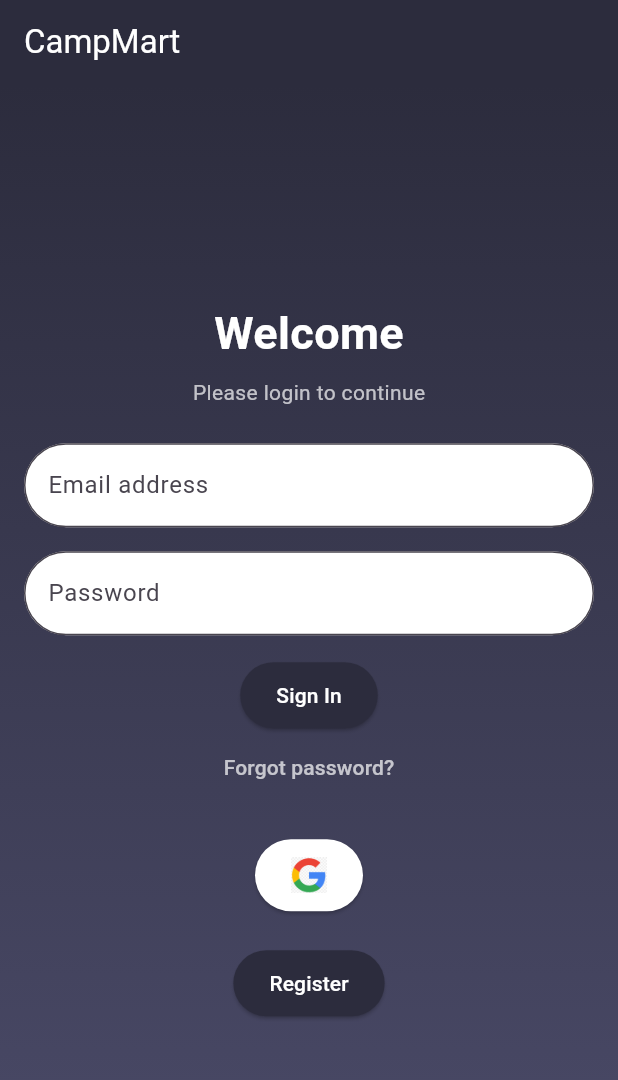
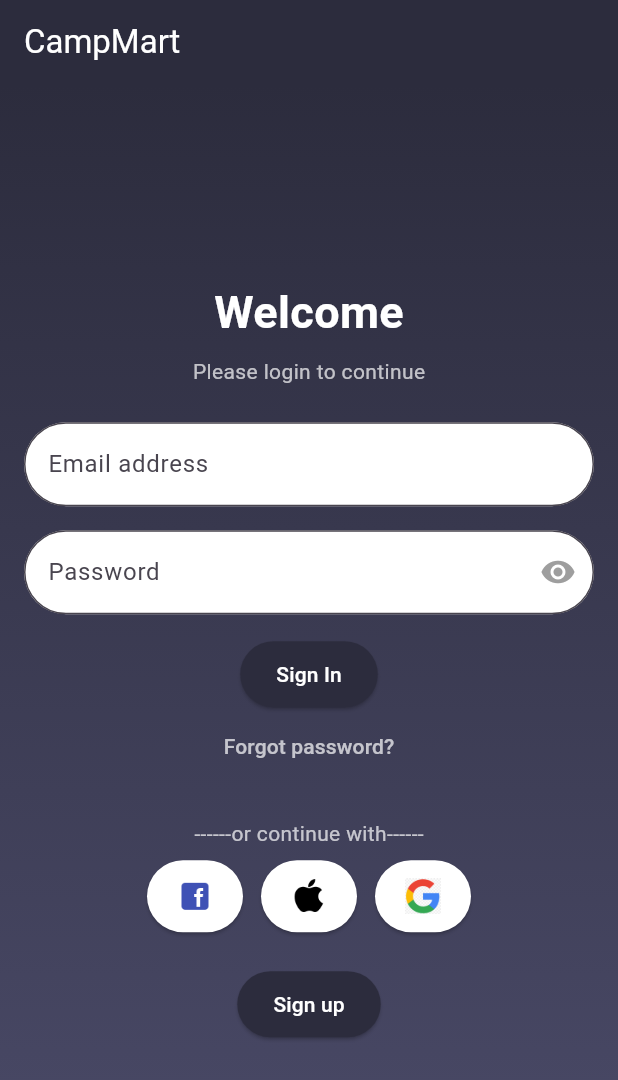
Before and after one commit to ST60002CEM/batch32b-Aayush1222, a Flutter app: the screen it shows after launch, on a phone screen of 412 x 824 dp. Shown: the top 1080 px of the screen. Run offline on Flutter 3.47's test engine with Material 3 defaults, Android fonts, the phone set to English and light mode, and no system bars.

Commit message:
adding buttons and hiding password function

```diff
--- a/campmart/lib/screen/login_screen.dart
+++ b/campmart/lib/screen/login_screen.dart
@@ -12,6 +12,7 @@ class _LoginPageState extends State<LoginPage> {
   final _formKey = GlobalKey<FormState>();
   String _email = '';
   String _password = '';
+  bool _obscureText = true; // To toggle password visibility
 
   @override
   Widget build(BuildContext context) {
@@ -84,13 +85,26 @@ class _LoginPageState extends State<LoginPage> {
                       ),
                       const SizedBox(height: 16.0),
                       TextFormField(
-                        obscureText: true,
+                        obscureText: _obscureText,
                         decoration: InputDecoration(
                           filled: true,
                           fillColor: Colors.white,
                           labelText: 'Password',
                           border: OutlineInputBorder(
                             borderRadius: BorderRadius.circular(30.0),
+                          ),
+                          suffixIcon: IconButton(
+                            onPressed: () {
+                              setState(() {
+                                _obscureText = !_obscureText;
+                              });
+                            },
+                            icon: Icon(
+                              _obscureText
+                                  ? Icons.visibility
+                                  : Icons.visibility_off,
+                              color: Colors.grey,
+                            ),
                           ),
                         ),
                         validator: (value) {
@@ -134,9 +148,35 @@ class _LoginPageState extends State<LoginPage> {
                         ),
                       ),
                       const SizedBox(height: 24.0),
+                      Text(
+                        '------or continue with------',
+                        style: TextStyle(color: Colors.white70),
+                      ),
+                      const SizedBox(height: 8.0),
+                      Row(
+                        mainAxisAlignment: MainAxisAlignment.center,
+                        children: [
                           ElevatedButton(
                             onPressed: () {
-                          // Handle Google sign-in
+                              // Handle Facebook sign-in
+                            },
+                            style: ElevatedButton.styleFrom(
+                              foregroundColor: Color.fromARGB(255, 6, 6, 6),
+                              backgroundColor: Colors.white,
+                              shape: RoundedRectangleBorder(
+                                borderRadius: BorderRadius.circular(30.0),
+                              ),
+                              padding: const EdgeInsets.all(12.0),
+                            ),
+                            child: Image.asset(
+                              'assets/images/facebook_logo.png',
+                              height: 24.0,
+                            ),
+                          ),
+                          SizedBox(width: 12.0),
+                          ElevatedButton(
+                            onPressed: () {
+                              // Handle Apple sign-in
                             },
                             style: ElevatedButton.styleFrom(
                               foregroundColor: Colors.black,
@@ -144,20 +184,32 @@ class _LoginPageState extends State<LoginPage> {
                               shape: RoundedRectangleBorder(
                                 borderRadius: BorderRadius.circular(30.0),
                               ),
-                          padding: const EdgeInsets.symmetric(
-                              vertical: 12.0, horizontal: 24.0),
+                              padding: const EdgeInsets.all(12.0),
                             ),
-                        child: Row(
-                          mainAxisSize: MainAxisSize.min,
-                          children: [
-                            Image.asset(
+                            child: Image.asset(
+                              'assets/images/apple_logo.png',
+                              height: 24.0,
+                            ),
+                          ),
+                          SizedBox(width: 12.0),
+                          ElevatedButton(
+                            onPressed: () {
+                              // Handle Apple sign-in
+                            },
+                            style: ElevatedButton.styleFrom(
+                              foregroundColor: Colors.black,
+                              backgroundColor: Colors.white,
+                              shape: RoundedRectangleBorder(
+                                borderRadius: BorderRadius.circular(30.0),
+                              ),
+                              padding: const EdgeInsets.all(12.0),
+                            ),
+                            child: Image.asset(
                               'assets/images/google_logo.png',
                               height: 24.0,
                             ),
-                            //const SizedBox(width: 8.0),
-                            // const Text('Continue with Google'),
+                          ),
                         ],
-                        ),
                       ),
                       const SizedBox(height: 24.0),
                       ElevatedButton(
@@ -178,7 +230,7 @@ class _LoginPageState extends State<LoginPage> {
                               vertical: 12.0, horizontal: 24.0),
                         ),
                         child: const Text(
-                          'Register',
+                          'Sign up',
                           style: TextStyle(color: Colors.white),
                         ),
                       ),
--- a/campmart/lib/screen/register_screen.dart
+++ b/campmart/lib/screen/register_screen.dart
@@ -8,7 +8,6 @@ class SignUpPage extends StatefulWidget {
 
 class _SignUpPageState extends State<SignUpPage> {
   final _formKey = GlobalKey<FormState>();
-  bool _agreeToTerms = false;
 
   @override
   Widget build(BuildContext context) {
```
Also changed, not shown: campmart/assets/images/apple_logo.png (added), campmart/assets/images/facebook_logo.png (added). Lines whose indentation alone changed are shown as unchanged.
